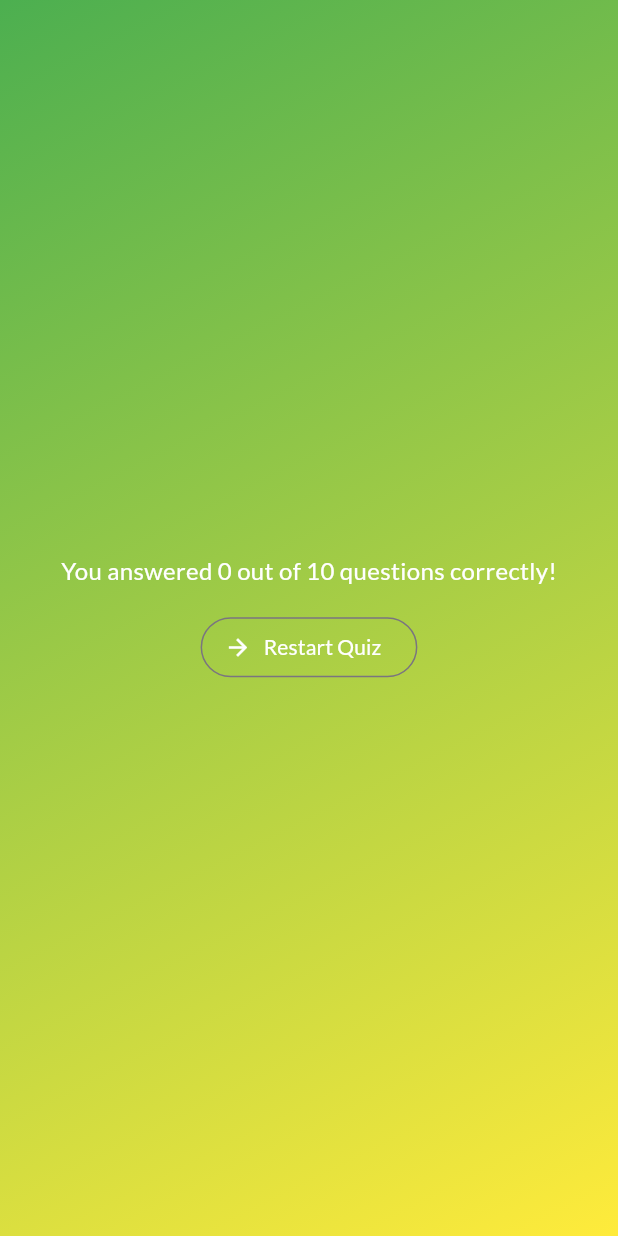
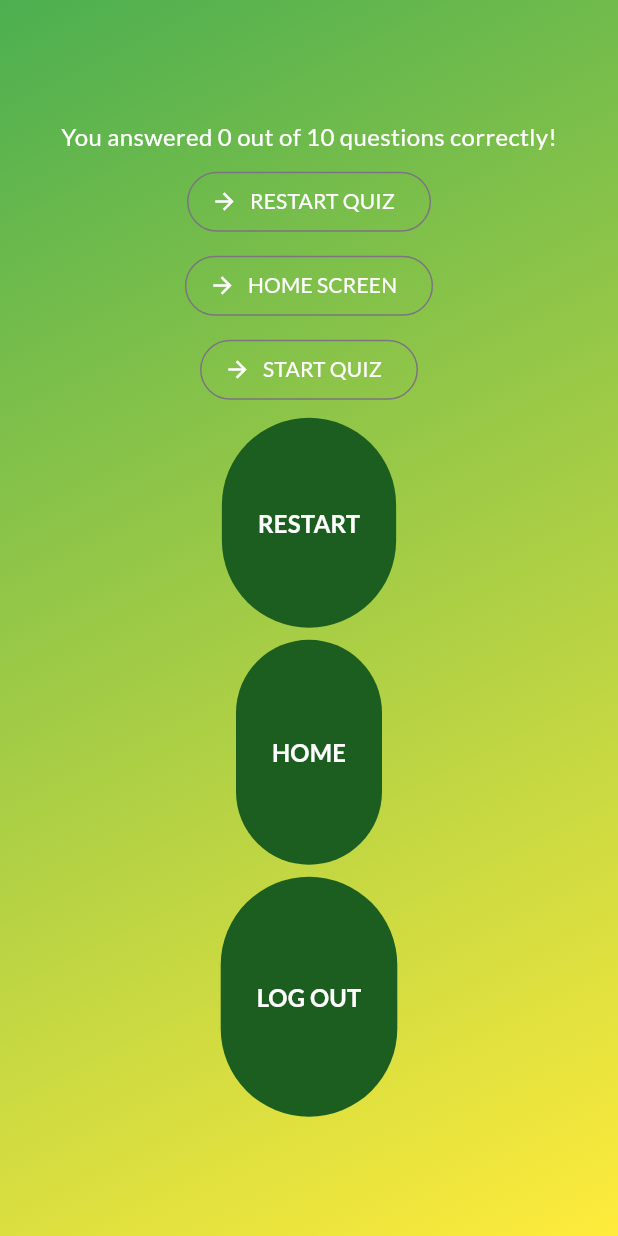
Before and after one commit to qaisershameer/nexus_quiz_app_gamification, a Flutter app: the ResultScreen screen opened directly with empty values, on a phone screen of 412 x 824 dp. Run offline on Flutter 3.47's test engine with Material 3 defaults, Android fonts, the phone set to English and light mode, and no system bars; our stand-ins replace audioplayers, google_fonts.

Commit message:
Mar 05 KBS

```diff
--- /dev/null
+++ b/lib/custom_widgets/my_app_button_filled.dart
@@ -0,0 +1,32 @@
+import 'package:flutter/material.dart';
+import 'package:google_fonts/google_fonts.dart';
+
+class MyAppButtonFilled extends StatelessWidget {
+  const MyAppButtonFilled({
+    super.key,
+    required this.myOnPressed,
+    required this.buttonText,
+    required this.buttonWidth,
+    required this.buttonHeight,
+  });
+
+  final void Function() myOnPressed;
+  final String buttonText;
+  final double buttonWidth;
+  final double buttonHeight;
+
+  @override
+  Widget build(BuildContext context) {
+    return FilledButton(
+      style: FilledButton.styleFrom(
+        backgroundColor: Colors.green.shade900,
+        minimumSize: Size(buttonWidth, buttonHeight),
+      ),
+      onPressed: myOnPressed,
+      child: Text(
+        buttonText,
+        style: GoogleFonts.lato(fontSize: 16, fontWeight: FontWeight.bold),
+      ),
+    );
+  }
+}
--- /dev/null
+++ b/lib/custom_widgets/my_app_button_icon.dart
@@ -0,0 +1,30 @@
+import 'package:flutter/material.dart';
+import 'package:google_fonts/google_fonts.dart';
+
+class MyAppButtonIcon extends StatelessWidget {
+  const MyAppButtonIcon({
+    super.key,
+    required this.myOnPressed,
+    required this.buttonText,
+  });
+
+  final void Function() myOnPressed;
+  final String buttonText;
+
+  @override
+  Widget build(BuildContext context) {
+    return OutlinedButton.icon(
+      icon: const Icon(Icons.arrow_forward),
+      style: OutlinedButton.styleFrom(
+        foregroundColor: Colors.white,
+      ),
+      label: Text(
+        buttonText,
+        style: GoogleFonts.lato(),
+      ),
+      onPressed:
+          // screen switching
+          myOnPressed,
+    );
+  }
+}
--- a/lib/screens/result_screen.dart
+++ b/lib/screens/result_screen.dart
@@ -2,7 +2,9 @@ import 'package:flutter/material.dart';
 import 'package:google_fonts/google_fonts.dart';
 import '../custom_widgets/my_result_summary.dart';
 import '../data/question_data.dart';
-import '../custom_widgets/my_app_button.dart';
+
+import '../custom_widgets/my_app_button_icon.dart';
+import '../custom_widgets/my_app_button_filled.dart';
 
 class ResultScreen extends StatelessWidget {
   const ResultScreen(
@@ -56,22 +58,75 @@ class ResultScreen extends StatelessWidget {
                 ),
               ),
 
-
-              const SingleChildScrollView(child: Column(
+              const SingleChildScrollView(
+                  child: Column(
                 mainAxisAlignment: MainAxisAlignment.center,
                 children: [
-
                   // ResultSummary(summaryData),
                   // Text(summaryData.toString()),
-
                 ],
               )),
 
               const SizedBox(
-                height: 16.0,
+                height: 8.0,
               ),
 
-              MyAppButton(myOnPressed: onRestart, buttonText: 'Restart Quiz',),
+              // Using Custom Widget MyAppButtonIcon 01
+              MyAppButtonIcon(
+                myOnPressed: onRestart,
+                buttonText: 'RESTART QUIZ',
+              ),
+
+              const SizedBox(
+                height: 8.0,
+              ),
+              // Using Custom Widget MyAppButtonIcon 02
+              MyAppButtonIcon(
+                myOnPressed: onRestart,
+                buttonText: 'HOME SCREEN',
+              ),
+
+              const SizedBox(
+                height: 8.0,
+              ),
+              // Using Custom Widget MyAppButtonIcon 03
+              MyAppButtonIcon(
+                myOnPressed: onRestart,
+                buttonText: 'START QUIZ',
+              ),
+
+              const SizedBox(
+                height: 8.0,
+              ),
+              // Using Custom Widget MyAppButtonIcon 01
+              MyAppButtonFilled(
+                myOnPressed: onRestart,
+                buttonText: 'RESTART',
+                buttonHeight: 140,
+                buttonWidth: 40,
+              ),
+
+              const SizedBox(
+                height: 8.0,
+              ),
+              // Using Custom Widget MyAppButtonIcon 02
+              MyAppButtonFilled(
+                myOnPressed: onRestart,
+                buttonText: 'HOME',
+                buttonHeight: 150,
+                buttonWidth: 50,
+              ),
+
+              const SizedBox(
+                height: 8.0,
+              ),
+              // Using Custom Widget MyAppButtonIcon 03
+              MyAppButtonFilled(
+                myOnPressed: onRestart,
+                buttonText: 'LOG OUT',
+                buttonHeight: 160,
+                buttonWidth: 60,
+              ),
             ],
           ),
         ),
```
Also changed, not shown: 19 other files.
